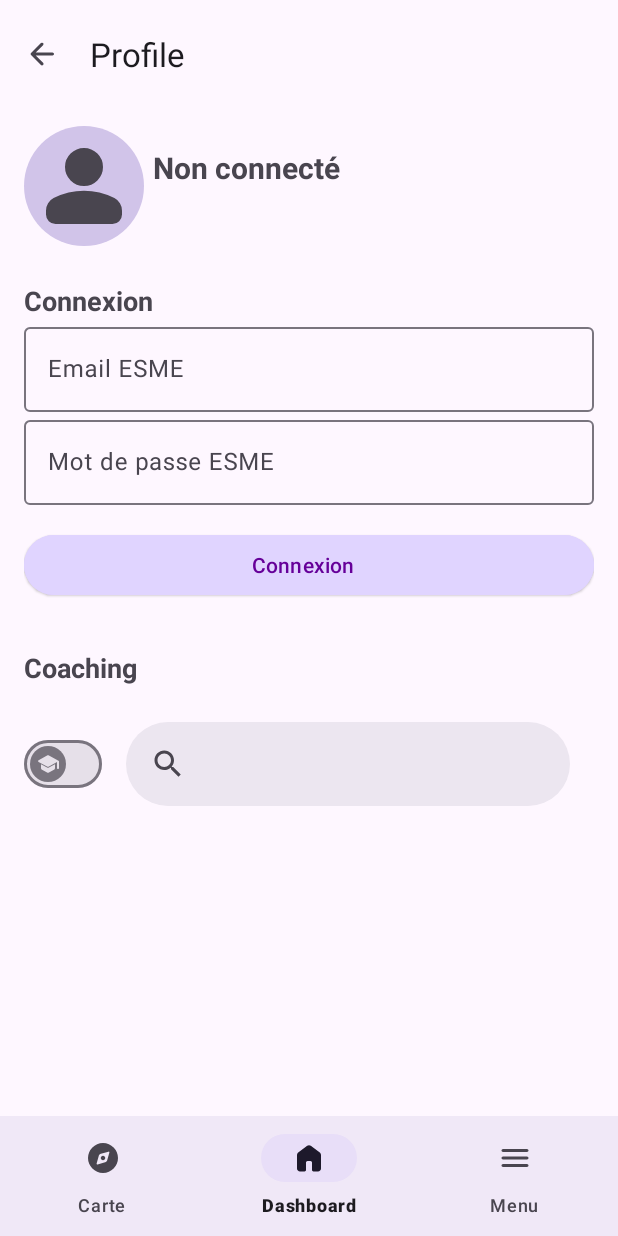
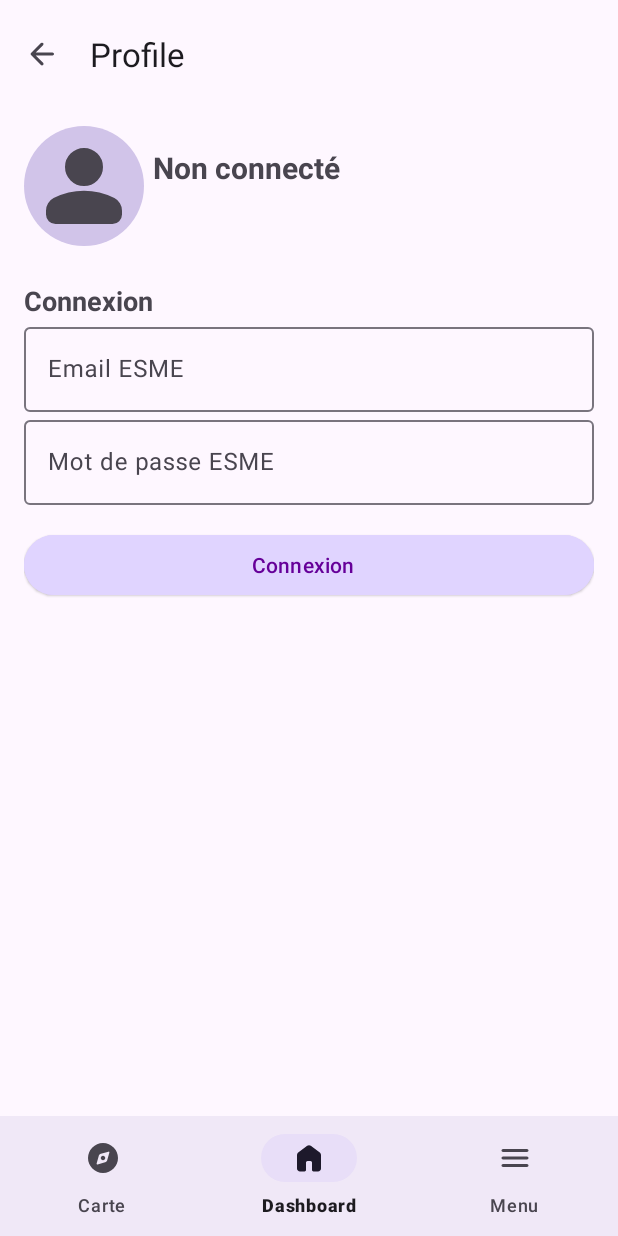
Before and after one commit to baptistedftn/myESME, an Android app: the ProfileFragment screen opened through its navigation route, on a phone screen of 412 x 824 dp. Run offline under Robolectric (Android 15) with nearby library versions, the phone set to English and light mode, and no system bars; our stand-ins replace navigation-ui; pictures from the network do not load.

Commit message:
Update ProfileFragment

```diff
--- a/app/src/main/java/fr/sudrimaker/myesme/ui/profile/ProfileFragment.kt
+++ b/app/src/main/java/fr/sudrimaker/myesme/ui/profile/ProfileFragment.kt
@@ -3,9 +3,12 @@ import android.os.Bundle
 import android.view.LayoutInflater
 import android.view.View
 import android.view.ViewGroup
+import android.widget.ArrayAdapter
+import android.widget.Toast
 import androidx.fragment.app.Fragment
 import androidx.navigation.fragment.findNavController
 import com.bumptech.glide.Glide
+import com.google.android.material.snackbar.Snackbar
 import fr.sudrimaker.myesme.R
 import fr.sudrimaker.myesme.databinding.FragmentProfileBinding
 
@@ -13,6 +16,8 @@ class ProfileFragment : Fragment() {
 
     private var _binding: FragmentProfileBinding? = null
     private val binding get() = _binding!!
+
+    private val fruits = listOf("Outils Maths", "Maths Fonda", "Anglais", "Système Technique")
 
     override fun onCreateView(
         inflater: LayoutInflater,
@@ -30,6 +35,36 @@ class ProfileFragment : Fragment() {
         binding.toolbar.setOnClickListener {
             findNavController().navigate(R.id.action_global_navigation_menu_main)
         }
+        binding.btnConnect.setOnClickListener {
+            val email = binding.email.text;
+            val password = binding.password.text;
+
+            binding.email.setText("");
+            binding.password.setText("");
+            binding.coaching.visibility = View.VISIBLE;
+        }
+        val coachingDropdownMenu = binding.coachingDropdownMenu;
+        val coachingDropdownLayout = binding.coachingDropdownLayout;
+
+        binding.switchCoaching.setOnCheckedChangeListener { _, isChecked ->
+            if (isChecked) {
+                coachingDropdownLayout.visibility = View.VISIBLE;
+            } else {
+                coachingDropdownLayout.visibility = View.GONE;
+            }
+        }
+
+
+        val adapter =
+            ArrayAdapter(requireContext(), android.R.layout.simple_dropdown_item_1line, fruits)
+
+        coachingDropdownMenu.setAdapter(adapter)
+
+        coachingDropdownMenu.setOnItemClickListener { parent, _, position, _ ->
+            val selectedItem = parent.getItemAtPosition(position).toString()
+            Snackbar.make(binding.root, "Sélection : $selectedItem", Snackbar.LENGTH_SHORT).show()
+        }
+
         val imageView = binding.profileImage
         val imageUrl =
             "https://hockeynet.fr/storage/photos_personnes/miniature/70849_721086_photo_id.png"
@@ -40,6 +75,7 @@ class ProfileFragment : Fragment() {
             .error(R.drawable.person_24px)
             .circleCrop()
             .into(imageView)
+
     }
 
     override fun onDestroyView() {
--- a/app/src/main/res/layout/fragment_profile.xml
+++ b/app/src/main/res/layout/fragment_profile.xml
@@ -7,6 +7,7 @@
     tools:context=".ui.profile.ProfileFragment">
 
     <com.google.android.material.appbar.AppBarLayout
+        android:id="@+id/appBarLayout2"
         android:layout_width="match_parent"
         android:layout_height="wrap_content"
         app:layout_constraintEnd_toEndOf="parent"
@@ -27,21 +28,24 @@
     <androidx.core.widget.NestedScrollView
         android:layout_width="match_parent"
         android:layout_height="match_parent"
-        app:layout_behavior="@string/appbar_scrolling_view_behavior"
         android:layout_marginTop="?attr/actionBarSize"
         android:padding="16dp"
-        android:scrollbars="none">
+        android:scrollbars="none"
+        app:layout_behavior="@string/appbar_scrolling_view_behavior"
+        app:layout_constraintEnd_toEndOf="parent"
+        app:layout_constraintStart_toStartOf="parent"
+        app:layout_constraintTop_toBottomOf="@+id/appBarLayout2">
+
         <LinearLayout
-            android:orientation="vertical"
             android:layout_width="match_parent"
             android:layout_height="wrap_content"
-            android:gravity="center_horizontal">
+            android:gravity="center_horizontal"
+            android:orientation="vertical">
 
             <LinearLayout
                 android:layout_width="match_parent"
                 android:layout_height="match_parent"
-                android:orientation="horizontal"
-                >
+                android:orientation="horizontal">
 
                 <ImageView
                     android:id="@+id/profile_image"
@@ -80,62 +84,78 @@
 
 
             </LinearLayout>
+
             <TextView
                 android:layout_width="wrap_content"
                 android:layout_height="wrap_content"
+                android:layout_gravity="start"
+                android:layout_marginTop="24dp"
                 android:text="@string/connexion"
-                android:textStyle="bold"
                 android:textSize="18sp"
-                android:layout_marginTop="24dp"
-                android:layout_gravity="start"/>
+                android:textStyle="bold" />
 
             <com.google.android.material.textfield.TextInputLayout
+                style="@style/Widget.Material3.TextInputLayout.OutlinedBox"
                 android:layout_width="match_parent"
                 android:layout_height="wrap_content"
-                android:hint="@string/email_esme"
-                style="@style/Widget.Material3.TextInputLayout.OutlinedBox"
-                >
+                android:hint="@string/email_esme">
+
                 <com.google.android.material.textfield.TextInputEditText
+                    android:id="@+id/email"
+                    style="@style/Widget.Material3.TextInputEditText.OutlinedBox"
                     android:layout_width="match_parent"
                     android:layout_height="match_parent"
-                    style="@style/Widget.Material3.TextInputEditText.OutlinedBox"
-                    />
+
+                    android:inputType="textEmailAddress"
+                    android:singleLine="true" />
             </com.google.android.material.textfield.TextInputLayout>
 
             <com.google.android.material.textfield.TextInputLayout
+                style="@style/Widget.Material3.TextInputLayout.OutlinedBox"
                 android:layout_width="match_parent"
                 android:layout_height="wrap_content"
-                android:hint="@string/mot_de_passe_esme"
-                style="@style/Widget.Material3.TextInputLayout.OutlinedBox"
-                >
+                android:hint="@string/mot_de_passe_esme">
+
                 <com.google.android.material.textfield.TextInputEditText
+                    android:id="@+id/password"
+                    style="@style/Widget.Material3.TextInputEditText.OutlinedBox"
                     android:layout_width="match_parent"
                     android:layout_height="match_parent"
-                    style="@style/Widget.Material3.TextInputEditText.OutlinedBox"
-                    />
+                    android:inputType="textPassword"
+                    android:selectAllOnFocus="true"
+                    android:singleLine="true" />
             </com.google.android.material.textfield.TextInputLayout>
 
             <Button
                 android:id="@+id/btn_connect"
+                style="@style/Widget.Material3.Button.ElevatedButton.Icon"
                 android:layout_width="match_parent"
                 android:layout_height="wrap_content"
-                android:text="@string/connexion"
-                style="@style/Widget.Material3.Button.ElevatedButton.Icon"
                 android:layout_marginTop="16dp"
                 android:backgroundTint="#E0D4FF"
-                android:textColor="#660099"
                 android:drawableStart="@drawable/check_24px"
-                android:drawablePadding="8dp"/>
+                android:drawablePadding="8dp"
+                android:text="@string/connexion"
+                android:textColor="#660099" />
 
             <!-- Coaching -->
+
+            <LinearLayout
+                android:id="@+id/coaching"
+                android:layout_width="match_parent"
+                android:layout_height="match_parent"
+                android:orientation="vertical"
+                android:visibility="gone"
+                tools:visibility="visible">
+
                 <TextView
                     android:layout_width="wrap_content"
                     android:layout_height="wrap_content"
+                    android:layout_gravity="start"
+                    android:layout_marginTop="32dp"
                     android:text="@string/coaching"
-                android:textStyle="bold"
                     android:textSize="18sp"
-                android:layout_marginTop="32dp"
-                android:layout_gravity="start"/>
+                    android:textStyle="bold" />
 
                 <LinearLayout
                     android:layout_width="match_parent"
@@ -145,19 +165,30 @@
                     android:orientation="horizontal">
 
                     <com.google.android.material.materialswitch.MaterialSwitch
+                        android:id="@+id/switch_coaching"
                         android:layout_width="wrap_content"
                         android:layout_height="match_parent"
                         android:checked="false"
+                        android:padding="4dp"
                         app:thumbIcon="@drawable/school_24px" />
-                <com.google.android.material.search.SearchBar
-                    android:id="@+id/search_bar"
+
+                    <com.google.android.material.textfield.TextInputLayout
+                        android:id="@+id/coaching_dropdown_layout"
+                        style="@style/Widget.Material3.TextInputLayout.FilledBox.ExposedDropdownMenu"
                         android:layout_width="match_parent"
-                    android:layout_height="wrap_content" />
-                <com.google.android.material.search.SearchView
+                        android:layout_height="wrap_content"
+                        android:hint="@string/chose_module"
+                        android:visibility="gone">
+
+                        <AutoCompleteTextView
+                            android:id="@+id/coaching_dropdown_menu"
                             android:layout_width="match_parent"
-                    android:layout_height="match_parent"
-                    app:layout_anchor="@id/search_bar">
-                </com.google.android.material.search.SearchView>
+                            android:layout_height="wrap_content"
+                            android:inputType="text"
+                            android:labelFor="@id/coaching_dropdown_layout" />
+                    </com.google.android.material.textfield.TextInputLayout>
+
+                </LinearLayout>
             </LinearLayout>
 
         </LinearLayout>
--- a/app/src/main/res/values/strings.xml
+++ b/app/src/main/res/values/strings.xml
@@ -20,4 +20,5 @@
     <string name="chevron_right_icon" translatable="false">chevron_right_icon</string>
     <string name="disconnected">Non connecté</string>
     <string name="email_esme">Email ESME</string>
+    <string name="chose_module">Choisissez un module</string>
 </resources>
```
Also changed, not shown: 1 other file. Lines whose indentation alone changed are shown as unchanged.
